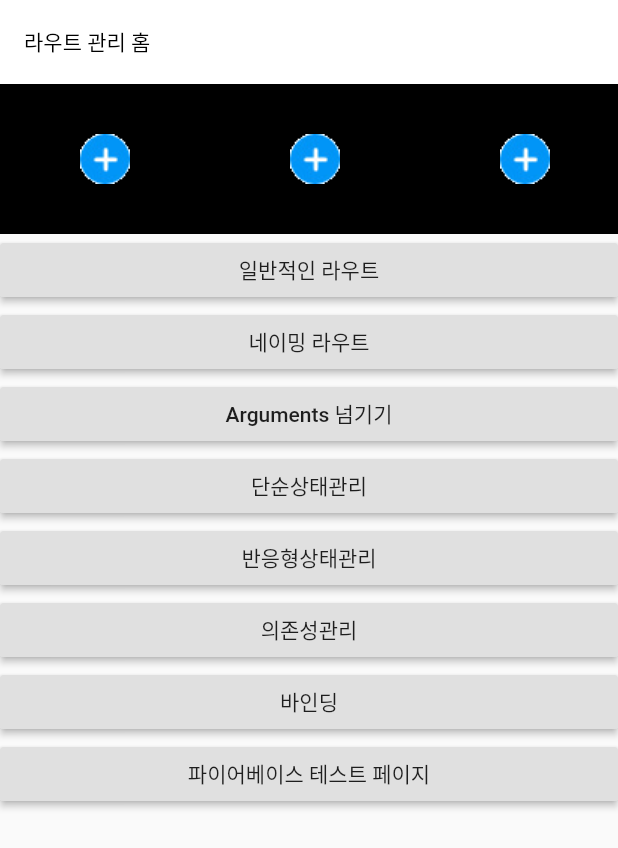
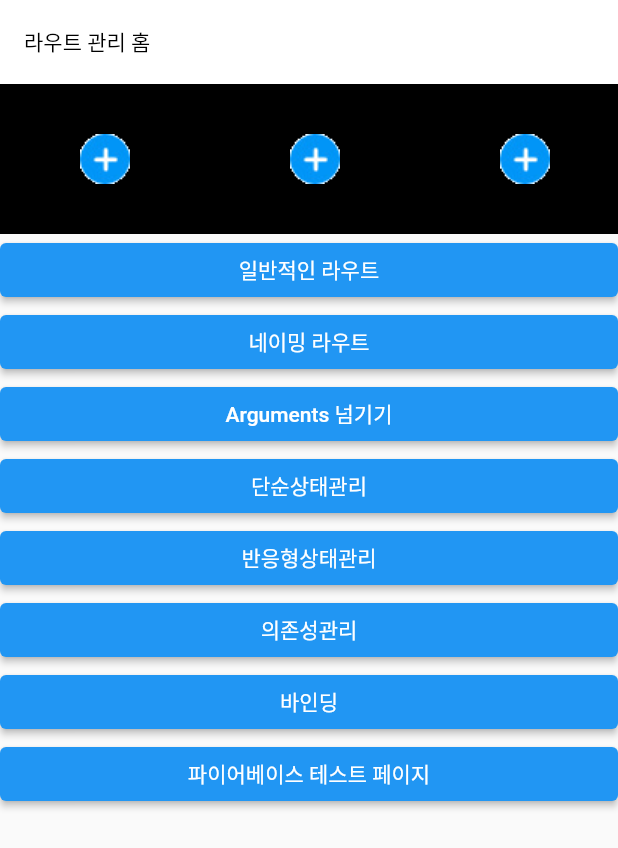
Before and after one commit to wooing1084/FlutterStudy, a Flutter app: the screen it shows after launch, on a phone screen of 412 x 824 dp. Shown: the top 848 px of the screen. Run offline on Flutter 3.47's test engine with Material 2 defaults, Android fonts, the phone set to English and light mode, and no system bars; our stand-ins replace cached_network_image, cloud_firestore, expandable_text, firebase_auth, firebase_core, get and 1 more; accounts and stored records are empty.

Commit message:
버튼 오류해결

```diff
--- a/lib/main.dart
+++ b/lib/main.dart
@@ -1,5 +1,8 @@
+import 'package:cloud_firestore/cloud_firestore.dart';
+import 'package:firebase_core/firebase_core.dart';
 import 'package:flutproj/src/instaCloneCoding/InstaUploadPage.dart';
 import 'package:flutproj/src/testPages/firebaseTestPage.dart';
+//import 'package:kakao_flutter_sdk/kakao_flutter_sdk.dart';
 import 'src/instaCloneCoding/controller/BottomNavController.dart';
 import 'src/testPages/pages/Binding/BindingsCollect.dart';
 import 'src/testPages/pages/named/firstNamePage.dart';
@@ -13,6 +16,8 @@ import 'src/testPages/pages/test.dart';
 import 'src/instaCloneCoding/InstaMainPage.dart';
 
 void main() {
+  WidgetsFlutterBinding.ensureInitialized();
+  Firebase.initializeApp();
   runApp(MyApp());
 }
 
@@ -34,7 +39,6 @@ class MyApp extends StatelessWidget {
               titleTextStyle: TextStyle(color: Colors.black))),
       //home: MainPage(),
       home: Test(),
-      //home: FirebaseTestPage(),
       getPages: Pages(),
       initialBinding: InitBinding(),
     );
--- a/lib/src/testPages/pages/Binding/BindingPage.dart
+++ b/lib/src/testPages/pages/Binding/BindingPage.dart
@@ -17,10 +17,12 @@ import 'package:get/get.dart';
         GetBuilder<CountControllerWithGetX>(builder: (_) {
           return Text(_.count.toString());
         }),
-        RaisedButton(onPressed: (){
+        ElevatedButton(onPressed: (){
           //Get.find<CountControllerWithGetX>().increase();
           controller.increase();
-        })
+        },
+        child: Text('+'),
+        )
       ],),);
   }
 }
--- a/lib/src/testPages/pages/Reactive_State_Manage_Page.dart
+++ b/lib/src/testPages/pages/Reactive_State_Manage_Page.dart
@@ -26,7 +26,7 @@ class ReactiveStateManagePage extends StatelessWidget {
                 //   },
                 // ),
                 Obx(() => Text('${Get.find<CountControllerReactive>().count.value}')),
-                RaisedButton(child: Text('+'),
+                ElevatedButton(child: Text('+'),
                     onPressed: (){
                   Get.find<CountControllerReactive>().increase();
                     })
--- a/lib/src/testPages/pages/dependencys/Dependency_Manage_Page.dart
+++ b/lib/src/testPages/pages/dependencys/Dependency_Manage_Page.dart
@@ -18,7 +18,7 @@ class DependencyManagePage extends StatelessWidget {
         child: Column(
           mainAxisAlignment: MainAxisAlignment.center,
           children: [
-            RaisedButton(
+            ElevatedButton(
                 child: Text('GetPut'),
                 onPressed: () {
                   //"기본적인 put방식"
@@ -28,7 +28,7 @@ class DependencyManagePage extends StatelessWidget {
                     Get.put(DependencyController());
                   }));
                 }),
-            RaisedButton(
+            ElevatedButton(
                 child: Text('Get.lazyPut'),
                 //'LazyPut'
                 //컨트롤러의 인스턴스가 사용될때 바인딩된 컨트롤러가 생성된다.
@@ -37,7 +37,7 @@ class DependencyManagePage extends StatelessWidget {
                     Get.lazyPut(() => DependencyController());
                   }));
                 }),
-            RaisedButton(
+            ElevatedButton(
                 child: Text('Get.putAsync'),
                 onPressed: () {
                   Get.to(GetPut(), binding: BindingsBuilder(() {
--- a/lib/src/testPages/pages/dependencys/Get_LazyPut.dart
+++ b/lib/src/testPages/pages/dependencys/Get_LazyPut.dart
@@ -11,10 +11,11 @@ class GetLazyPut extends StatelessWidget {
       appBar: AppBar(
         title: Text('LazyPut'),
       ),
-      body: RaisedButton(
+      body: ElevatedButton(
         onPressed: () {
           Get.find<DependencyController>().increase();
         },
+          child: Text('+')
       ),
     );
   }
--- a/lib/src/testPages/pages/dependencys/Get_Put.dart
+++ b/lib/src/testPages/pages/dependencys/Get_Put.dart
@@ -12,10 +12,11 @@ class GetPut extends StatelessWidget {
       appBar: AppBar(
         title: Text('GetPut'),
       ),
-      body: RaisedButton(
+      body: ElevatedButton(
         onPressed: () {
           Get.find<DependencyController>().increase();
         },
+        child: Text('+')
       ),
     );
   }
--- a/lib/src/testPages/pages/named/ArgumentTestPage.dart
+++ b/lib/src/testPages/pages/named/ArgumentTestPage.dart
@@ -12,7 +12,7 @@ class ArgumentTestPage extends StatelessWidget {
           child: Column(
             children: [
               Text("${Get.arguments['name']} : ${Get.arguments['age']}"),
-              RaisedButton(child: Text('홈으로 이동'),
+              ElevatedButton(child: Text('홈으로 이동'),
                   onPressed: () {
                     //Navigator.of(context).push(MaterialPageRoute(builder: (_) => firstPage()));
                     Get.toNamed('/');
--- a/lib/src/testPages/pages/named/firstNamePage.dart
+++ b/lib/src/testPages/pages/named/firstNamePage.dart
@@ -12,7 +12,7 @@ class firstNamedPage extends StatelessWidget {
       body: Center(
           child: Column(
             children: [
-              RaisedButton(child: Text('다음페이지 이동'),
+              ElevatedButton(child: Text('다음페이지 이동'),
                   onPressed: () {
                     //Navigator.of(context).push(MaterialPageRoute(builder: (_) => firstPage()));
                     Get.toNamed('/secondPage');
--- a/lib/src/testPages/pages/named/secondNamedPage.dart
+++ b/lib/src/testPages/pages/named/secondNamedPage.dart
@@ -12,12 +12,12 @@ class secondNamedPage extends StatelessWidget {
       body: Center(
           child: Column(
             children: [
-              RaisedButton(child: Text('뒤로 이동'),
+              ElevatedButton(child: Text('뒤로 이동'),
                   onPressed: () {
                     //Navigator.of(context).push(MaterialPageRoute(builder: (_) => firstPage()));
                     Get.back();
                   }),
-              RaisedButton(child: Text('홈으로 이동'),
+              ElevatedButton(child: Text('홈으로 이동'),
                   onPressed: () {
                     //Navigator.of(context).push(MaterialPageRoute(builder: (_) => firstPage()));
                     Get.offAllNamed('/');
--- a/lib/src/testPages/pages/normal/firstPage.dart
+++ b/lib/src/testPages/pages/normal/firstPage.dart
@@ -13,7 +13,7 @@ class firstPage extends StatelessWidget {
       body: Center(
           child: Column(
             children: [
-              RaisedButton(child: Text('다음페이지 이동'),
+              ElevatedButton(child: Text('다음페이지 이동'),
                   onPressed: () {
                     //Navigator.of(context).push(MaterialPageRoute(builder: (_) => firstPage()));
                     Get.to(secondPage());
--- a/lib/src/testPages/pages/normal/secondPage.dart
+++ b/lib/src/testPages/pages/normal/secondPage.dart
@@ -13,12 +13,12 @@ class secondPage extends StatelessWidget {
       body: Center(
           child: Column(
             children: [
-              RaisedButton(child: Text('뒤로 이동'),
+              ElevatedButton(child: Text('뒤로 이동'),
                   onPressed: () {
                     //Navigator.of(context).push(MaterialPageRoute(builder: (_) => firstPage()));
                     Get.back();
                   }),
-              RaisedButton(child: Text('홈으로 이동'),
+              ElevatedButton(child: Text('홈으로 이동'),
                   onPressed: () {
                     //Navigator.of(context).push(MaterialPageRoute(builder: (_) => firstPage()));
                     Get.offAll(Test());
--- a/lib/src/testPages/pages/state/WithGetXState.dart
+++ b/lib/src/testPages/pages/state/WithGetXState.dart
@@ -14,7 +14,7 @@ class WithGetXState extends StatelessWidget {
           GetBuilder<CountControllerWithGetX>(builder: (controller) {
             return Text("${controller.count}");
           }),
-          RaisedButton(child: Text('+'),
+          ElevatedButton(child: Text('+'),
               onPressed: (){
             Get.find<CountControllerWithGetX>().increase();
           })
--- a/lib/src/testPages/pages/state/WithProviderState.dart
+++ b/lib/src/testPages/pages/state/WithProviderState.dart
@@ -16,7 +16,7 @@ class WithProviderState extends StatelessWidget {
               return Text('${counter.count}');
             }
           ),
-          RaisedButton(child: Text('+'),
+          ElevatedButton(child: Text('+'),
               onPressed: (){
                 Provider.of<CountControllerWithProvider>(context,listen: false).increase();
               })
--- a/lib/src/testPages/pages/test.dart
+++ b/lib/src/testPages/pages/test.dart
@@ -48,24 +48,24 @@ class Test extends StatelessWidget {
             child: ListView(
               scrollDirection: Axis.vertical,
               children: [
-                RaisedButton(
+                ElevatedButton(
                     child: Text('일반적인 라우트'),
                     onPressed: () {
                       //Navigator.of(context).push(MaterialPageRoute(builder: (_) => firstPage()));
                       Get.to(firstPage());
                     }),
-                RaisedButton(
+                ElevatedButton(
                     child: Text('네이밍 라우트'),
                     onPressed: () {
                       Get.toNamed('/firstPage');
                     }),
-                RaisedButton(
+                ElevatedButton(
                     child: Text('Arguments 넘기기'),
                     onPressed: () {
                       Get.toNamed('/argumentTestPage',
                           arguments: {"name": "정성훈", "age": 22});
                     }),
-                RaisedButton(
+                ElevatedButton(
                     //상태관리 하는법
                     //컨트롤러라는 이름의 클래스를 생성한다.(단순형은 GetxController를 extends해야함)
                     //이벤트 발생시 화면을 업데이트 해야하니 컨트롤러 클래스의 이벤트 함수 안에 upadte()로 화면이 업데이트 되야함을 알림
@@ -77,7 +77,7 @@ class Test extends StatelessWidget {
                     onPressed: () {
                       Get.to(SimpleStateManagePage());
                     }),
-                RaisedButton(
+                ElevatedButton(
                   //반응형의 경우엔 FXInt와 같은 변수형으로 값에 변화가 있는지 실시간으로 확인하여 변화가 있을시 업데이트함
                   //컨트롤러라는 이름으로 클래스를 생성하고 반응형으로 확인하려는 변수를 선언(RxInt count = 0.obs;)하기만 하면 컨트롤러의 역할은 끝이다.
                   //이제 반응형으로 상태가 변경되어야하는 페이지에 Get.Put(컨트롤러())로 선언 후 Obx((){})
@@ -94,17 +94,17 @@ class Test extends StatelessWidget {
                 //       Get.find<CountControllerReactive>().increase();
                 //     })
 
-                RaisedButton(
+                ElevatedButton(
                     child: Text('의존성관리'),
                     onPressed: () {
                       Get.to(DependencyManagePage());
                     }),
-                RaisedButton(
+                ElevatedButton(
                     child: Text('바인딩'),
                     onPressed: () {
                       Get.toNamed('/binding');
                     }),
-                RaisedButton(
+                ElevatedButton(
                     child: Text('파이어베이스 테스트 페이지'),
                     onPressed: () {
                       Get.toNamed('/FirebaseTestPage');
--- a/pubspec.yaml
+++ b/pubspec.yaml
@@ -40,6 +40,8 @@ dependencies:
   firebase_core: ^1.14.0
   firebase_auth: ^3.3.13
   google_sign_in: ^5.2.4
+  cloud_firestore: ^3.1.11
+  #kakao_flutter_sdk: ^1.1.0
 
 
 
```
Also changed, not shown: lib/src/testPages/firebaseTestPage.dart (+12 -1 lines), lib/src/testPages/pages/firebase/FirebaseHome.dart (+36 -22 lines), lib/src/testPages/pages/firebase/Login.dart (+7 -3 lines), pubspec.lock.
